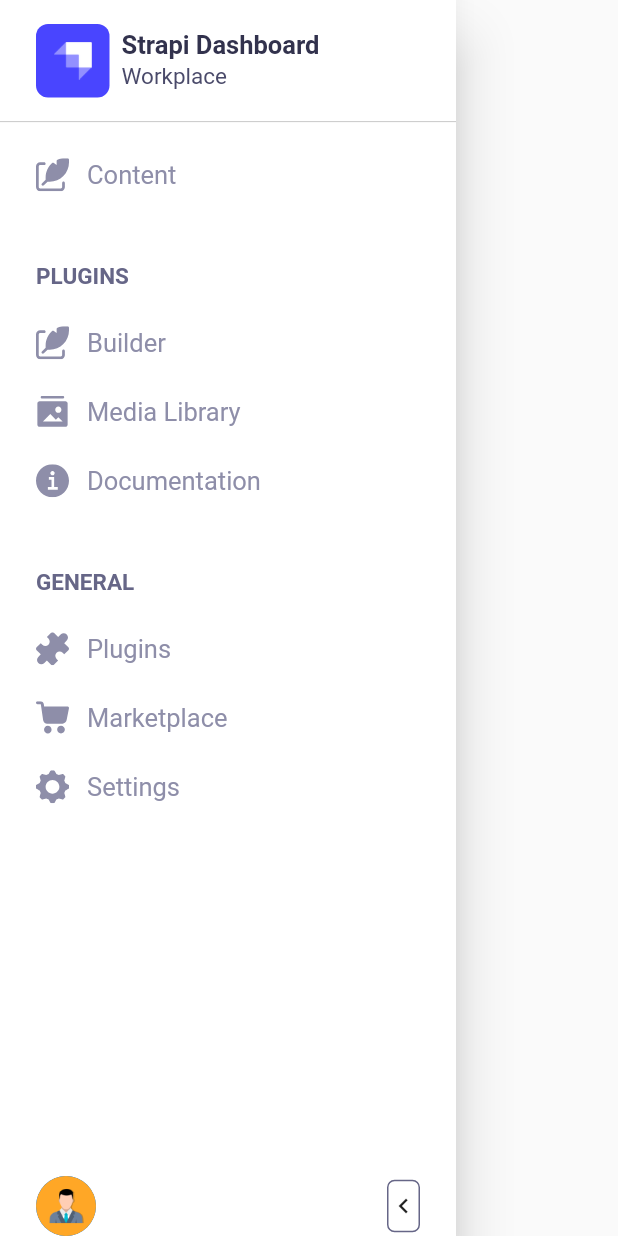
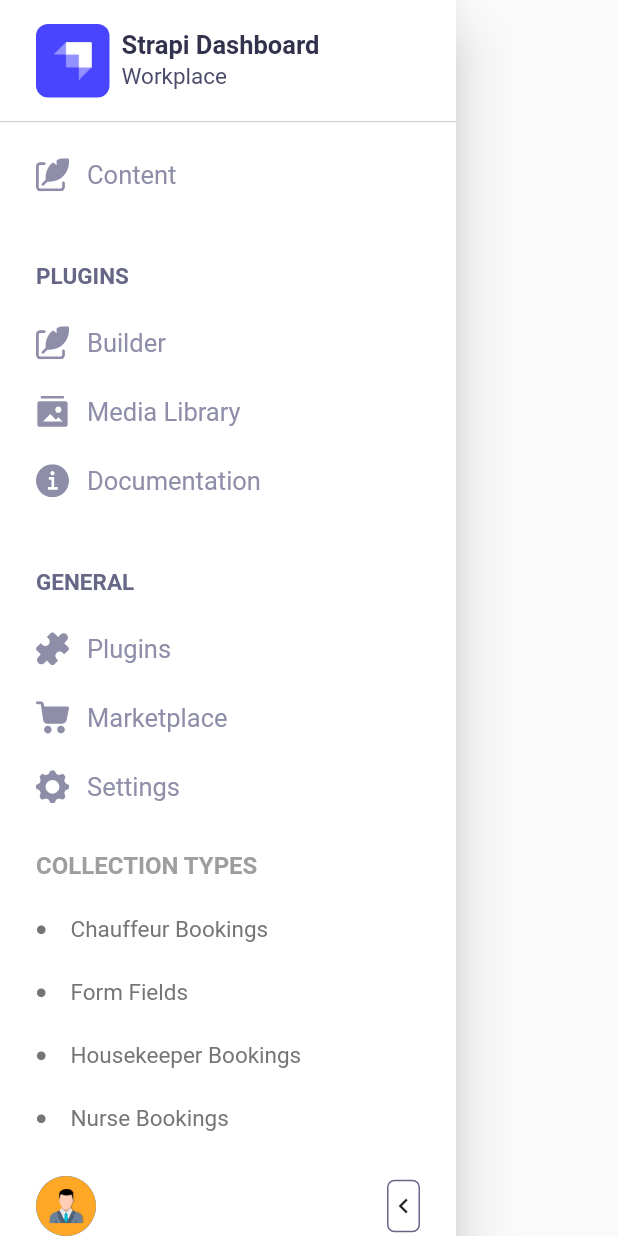
Before and after one commit to Saad-ISAA/strapi-mobile, a Flutter app: the CustomDrawer widget shown alone on an empty page, opened directly with empty values, on a phone screen of 412 x 824 dp. Run offline on Flutter 3.47's test engine with Material 2 defaults, Android fonts, the phone set to English and light mode, and no system bars; our stand-ins replace flutter_svg, shared_preferences, velocity_x, video_player; accounts and stored records are empty; network calls fail; statements that could not run were skipped.

Commit message:
modified booking lists

```diff
--- a/lib/shared/drawer.dart
+++ b/lib/shared/drawer.dart
@@ -141,69 +141,6 @@ class _CustomDrawerState extends State<CustomDrawer> {
                               icon: 'assets/icons/content-icon.svg',
                               onTap: () {},
                               text: 'Content'),
-//                           Row(
-//                             mainAxisAlignment: MainAxisAlignment.spaceBetween,
-//                             children: [
-//                               Text(
-//                                 'COLLECTION TYPES',
-//                                 style: TextStyle(
-//                                     color: Colors.grey[500],
-//                                     fontSize: 16,
-//                                     fontWeight: FontWeight.bold),
-//                               ),
-//                               Icon(
-//                                 Icons.search,
-//                                 color: Colors.white38,
-//                                 size: 19,
-//                               ),
-//                             ],
-//                           ),
-//                           Column(
-//                               children: widget.drawerData != null
-//                                   ? widget.drawerData.map((item) {
-//                                       return buildDrawerRowEntry(
-//                                           title: item['info']["label"],
-//                                           onTap: () {
-//                                             String url =
-//                                                 'content-manager/collection-types/${item['uid']}';
-// // http://35.208.163.99:1337/content-manager/collection-types/application::booking.booking?page=1&pageSize=10&_sort=address:ASC
-//                                             var data = {
-//                                               'url': url,
-//                                               'item_uid': item['uid'],
-//                                               'title': item['apiID'],
-//                                             };
-//                                             Navigator.push(
-//                                               context,
-//                                               MaterialPageRoute(
-//                                                 builder: (context) =>
-//                                                     BookingsList(
-//                                                   data: data,
-//                                                 ),
-//                                               ),
-//                                             );
-//                                           });
-//                                     }).toList()
-//                                   : [
-//                                       Text(
-//                                         'Loading',
-//                                         style: TextStyle(color: Colors.white),
-//                                       ),
-//                                     ]),
-                          // buildDrawerRowEntry(
-                          //   title: 'Chauffeur Bookings',
-                          //   onTap: () => Navigator.push(
-                          //     context,
-                          //     MaterialPageRoute(
-                          //       builder: (context) => BookingsList(),
-                          //     ),
-                          //   ),
-                          // ),
-                          // buildDrawerRowEntry(title: 'Form Fields', onTap: () {}),
-                          // buildDrawerRowEntry(
-                          //     title: 'Housekeeper Bookings', onTap: () {}),
-                          // buildDrawerRowEntry(
-                          //     title: 'Nurse Bookings', onTap: () {}),
-                          // buildDrawerRowEntry(title: 'Users', onTap: () {}),
                           SizedBox(height: 48),
                           Text(
                             'PLUGINS',
@@ -244,8 +181,71 @@ class _CustomDrawerState extends State<CustomDrawer> {
                               icon: 'assets/icons/settings-icon.svg',
                               onTap: () {},
                               text: 'Settings'),
-
                           SizedBox(height: 32),
+                          Row(
+                            mainAxisAlignment: MainAxisAlignment.spaceBetween,
+                            children: [
+                              Text(
+                                'COLLECTION TYPES',
+                                style: TextStyle(
+                                    color: Colors.grey[500],
+                                    fontSize: 16,
+                                    fontWeight: FontWeight.bold),
+                              ),
+                              Icon(
+                                Icons.search,
+                                color: Colors.white38,
+                                size: 19,
+                              ),
+                            ],
+                          ),
+                          Column(
+                              children: widget.drawerData != null
+                                  ? widget.drawerData.map((item) {
+                                      return buildDrawerRowEntry(
+                                          title: item['info']["label"],
+                                          onTap: () {
+                                            String url =
+                                                'content-manager/collection-types/${item['uid']}';
+// http://35.208.163.99:1337/content-manager/collection-types/application::booking.booking?page=1&pageSize=10&_sort=address:ASC
+                                            var data = {
+                                              'url': url,
+                                              'item_uid': item['uid'],
+                                              'title': item['apiID'],
+                                            };
+                                            Navigator.push(
+                                              context,
+                                              MaterialPageRoute(
+                                                builder: (context) =>
+                                                    BookingsList(
+                                                  data: data,
+                                                ),
+                                              ),
+                                            );
+                                          });
+                                    }).toList()
+                                  : [
+                                      Text(
+                                        'Loading',
+                                        style: TextStyle(color: Colors.white),
+                                      ),
+                                    ]),
+                          buildDrawerRowEntry(
+                            title: 'Chauffeur Bookings',
+                            onTap: () => Navigator.push(
+                              context,
+                              MaterialPageRoute(
+                                builder: (context) => BookingsList(),
+                              ),
+                            ),
+                          ),
+                          buildDrawerRowEntry(
+                              title: 'Form Fields', onTap: () {}),
+                          buildDrawerRowEntry(
+                              title: 'Housekeeper Bookings', onTap: () {}),
+                          buildDrawerRowEntry(
+                              title: 'Nurse Bookings', onTap: () {}),
+                          buildDrawerRowEntry(title: 'Users', onTap: () {}),
                         ],
                       ),
                     ],
```
Also changed, not shown: lib/Customwidgets/checkbox.dart (added, +29 -0 lines), lib/pages/bookings_list.dart (+27 -9 lines), lib/pages/login.dart (+3 -10 lines).
